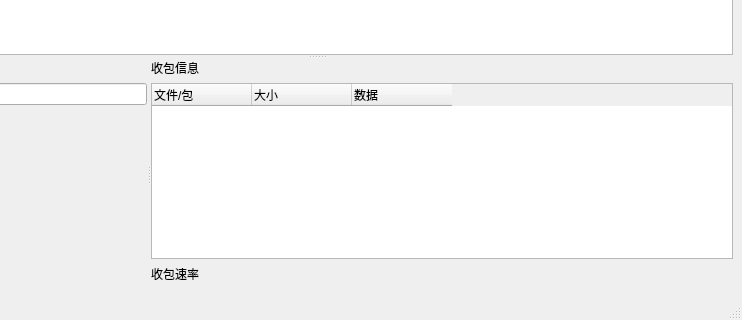
The window that src/PageUI/mainPage.ui (lxambulance/CoLoRagent) describes before a commit, drawn with Qt 5; both pictures show x 108 to 850 and y 380 to 700 of the 850 by 700 pixel window.
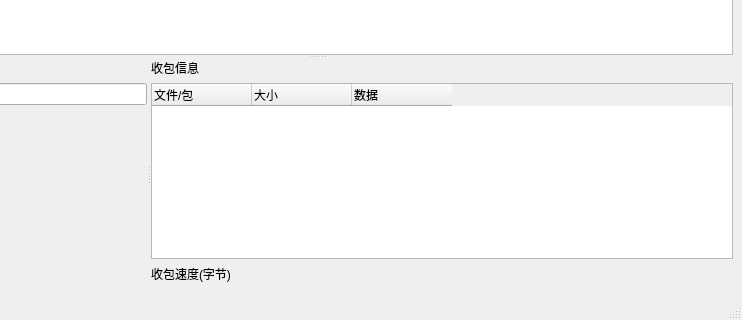
The same window after the commit. Icons and pictures are not drawn. Custom widgets are drawn as their Qt base class.

Commit message: fix(speed line): 修改速度条

```diff
--- a/src/PageUI/mainPage.ui
+++ b/src/PageUI/mainPage.ui
@@ -108,7 +108,7 @@
          <item>
           <widget class="QLabel" name="speed_label">
            <property name="text">
-            <string>收包速率</string>
+            <string>收包速度(字节)</string>
            </property>
           </widget>
          </item>
```
Left out of the diff: 2 changed lines with no effect on the pictures. The commit also changes 4 other files.
